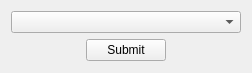
Above: uiFiles/playerRole.ui from ghorik78/serverGui before the change. Below: the same form after it.
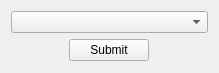
That is the form after the change.

```diff
--- a/uiFiles/playerRole.ui
+++ b/uiFiles/playerRole.ui
@@ -6,7 +6,7 @@
    <rect>
     <x>0</x>
     <y>0</y>
-    <width>252</width>
+    <width>219</width>
     <height>73</height>
    </rect>
   </property>
```
